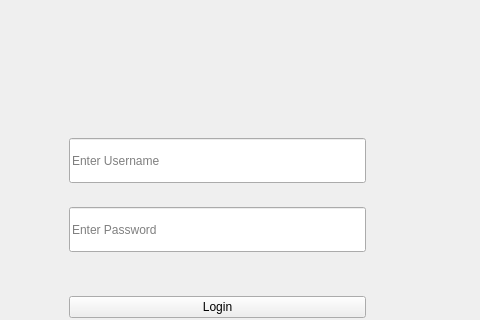
goblegue/pak.evm, file online_voting_app/src/views/loginpage.ui: the form before one commit; both pictures show x 0 to 480 and y 300 to 620 of the 1163 by 784 pixel window.
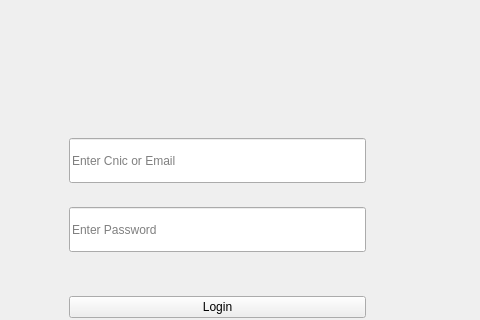
The form after the commit.

```diff
--- a/online_voting_app/src/views/loginpage.ui
+++ b/online_voting_app/src/views/loginpage.ui
@@ -105,7 +105,7 @@
             </size>
            </property>
            <property name="placeholderText">
-            <string>Enter Username</string>
+            <string>Enter Cnic or Email</string>
            </property>
           </widget>
          </item>
```
Left out of the diff: 32 changed lines with no effect on the pictures.
